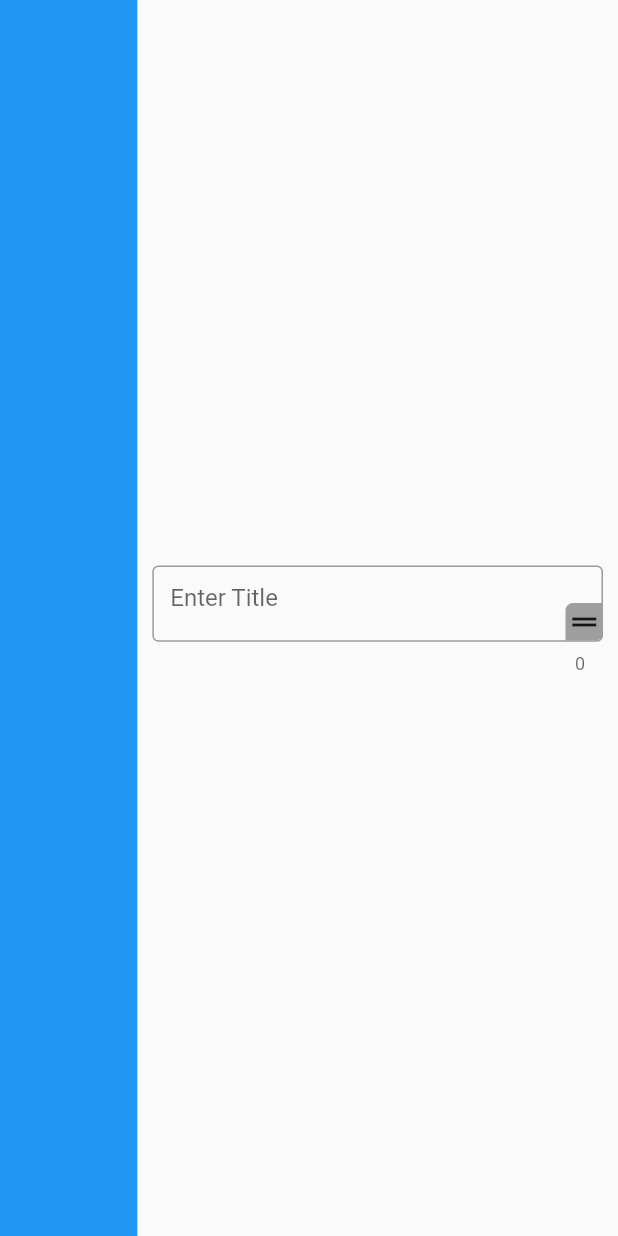
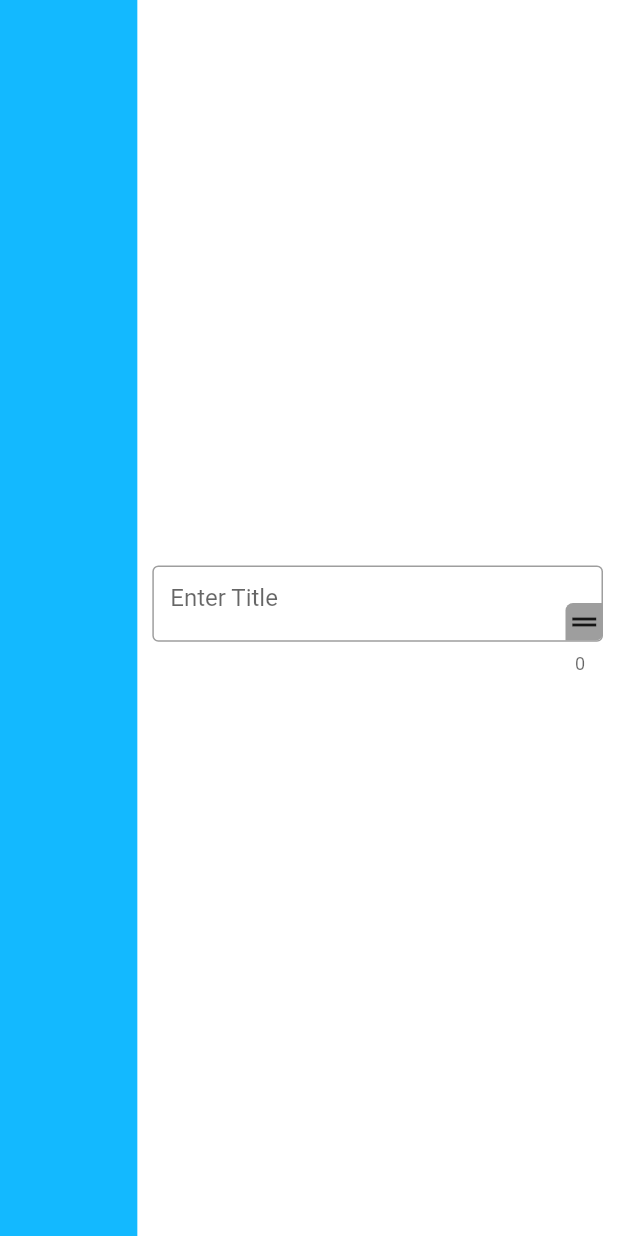
Before and after one commit to NonymousMorlock/chatGPT_conversation_logger, a Flutter app: the HomeScreen screen opened directly, on a phone screen of 412 x 824 dp. Run offline on Flutter 3.47's test engine with Material 2 defaults, Android fonts, the phone set to English and light mode, and no system bars; our stand-ins replace bloc, dartz, equatable, flutter_bloc, get_it, shared_preferences; missing offline and left inert: flutter_platform_alert, flutter_window_close, markdown_toolbar, markdown_widget, menu_bar; accounts and stored records are empty; generated files the repository leaves out were written again.

Commit message:
🌒 Theme: Themeing

```diff
--- a/database/conversations/conversations.json
+++ b/database/conversations/conversations.json
@@ -1 +1 @@
-{"1":{"id":"1","title":"Flutter app inactivity detection.","filePath":"database/collection/1.md","fileName":"1.md","createdDate":"2023-02-25T16:57:07.386","modifiedDate":"2023-03-10T11:10:48.675185"},"16776613380648191":{"id":"16776613380648191","title":"MSExcel Lecture - 1","filePath":"database/collection/16776613380648191","fileName":"16776613380648191","createdDate":"2023-03-01T09:02:18.065896","modifiedDate":"2023-03-10T10:40:18.759931"},"1678533893888721353":{"id":"1678533893888721353","title":"Flutter app password reset.","filePath":"database/collection/1678533893888721353","fileName":"1678533893888721353","createdDate":"2023-03-11T11:24:53.889868","modifiedDate":"2023-03-11T11:31:30.300076"}}
+{"1":{"id":"1","title":"Flutter app inactivity detection.","filePath":"database/collection/1.md","fileName":"1.md","createdDate":"2023-02-25T16:57:07.386","modifiedDate":"2023-03-10T11:10:48.675185"},"16776613380648191":{"id":"16776613380648191","title":"MSExcel Lecture - 1","filePath":"database/collection/16776613380648191","fileName":"16776613380648191","createdDate":"2023-03-01T09:02:18.065896","modifiedDate":"2023-03-10T10:40:18.759931"},"1678533893888721353":{"id":"1678533893888721353","title":"Flutter app password reset.","filePath":"database/collection/1678533893888721353","fileName":"1678533893888721353","createdDate":"2023-03-11T11:24:53.889868","modifiedDate":"2023-03-11T11:31:30.300076"},"167929083530283243":{"id":"167929083530283243","title":"Flutter-Firebase-Python Integration","filePath":"database/collection/167929083530283243","fileName":"167929083530283243","createdDate":"2023-03-20T05:40:35.303605","modifiedDate":"2023-03-20T05:53:43.455805"},"1679475698649259107":{"id":"1679475698649259107","title":"Fetching wallet data from the Binance API","filePath":"database/collection/1679475698649259107","fileName":"1679475698649259107","createdDate":"2023-03-22T09:01:38.651213","modifiedDate":"2023-03-22T09:32:05.817467"}}
--- a/lib/app/view/app.dart
+++ b/lib/app/view/app.dart
@@ -33,6 +33,7 @@ class App extends StatelessWidget {
               return MaterialApp(
                 navigatorKey: kNavigatorKey,
                 theme: ThemeData(
+                  scaffoldBackgroundColor: theme.backgroundColor,
                   appBarTheme: AppBarTheme(color: theme.appBarColor),
                   colorScheme: ColorScheme.fromSwatch(
                     accentColor: theme.accentColor,
--- a/lib/core/common/theme/cubit/theme_cubit.dart
+++ b/lib/core/common/theme/cubit/theme_cubit.dart
@@ -5,13 +5,21 @@ import 'package:flutter/material.dart';
 part 'theme_state.dart';
 
 class ThemeCubit extends Cubit<ThemeState> {
-  ThemeCubit({required this.isDarkMode}) : super(const ThemeStateDark());
 
-  final Future<bool> isDarkMode;
+  factory ThemeCubit({required Future<bool> isDarkMode}) {
+    _instance ??= ThemeCubit._(isDarkMode: isDarkMode);
+    return _instance!;
+  }
 
-  Future<void> initialize() async {
+  ThemeCubit._({required Future<bool> isDarkMode})
+      : super(const ThemeStateDark()) {
+    initialize(isDarkMode);
+  }
+  static ThemeCubit? _instance;
+
+  Future<void> initialize(Future<bool> isDarkMode) async {
     await isDarkMode.then(
-      (data) {
+          (data) {
         emit(
           data ? const ThemeStateDark() : const ThemeStateLight(),
         );
--- a/lib/core/common/theme/cubit/theme_state.dart
+++ b/lib/core/common/theme/cubit/theme_state.dart
@@ -5,13 +5,25 @@ abstract class ThemeState {
   Color get primaryTextColor;
   Color get appBarColor;
   Color get accentColor;
+  Color get sideRailColour;
+  Color get inactiveButtonColour;
+  Color get selectedItemColour;
   MaterialColor get primarySwatch;
 }
 
-class ThemeStateLight implements ThemeState {
-  const ThemeStateLight();
+class ThemeStateDark implements ThemeState {
+  const ThemeStateDark();
   @override
-  Color get backgroundColor => const Color(0xFF123456);
+  Color get backgroundColor => const Color(0xFF202123);
+
+  @override
+  Color get sideRailColour => const Color(0xFF343541);
+
+  @override
+  Color get inactiveButtonColour => const Color(0xFF343541);
+
+  @override
+  Color get selectedItemColour => const Color(0xFF202123);
 
   @override
   Color get primaryTextColor => const Color(0xFFEEEEEE);
@@ -26,20 +38,29 @@ class ThemeStateLight implements ThemeState {
   MaterialColor get primarySwatch => Colors.blue;
 }
 
-class ThemeStateDark implements ThemeState {
-  const ThemeStateDark();
+class ThemeStateLight implements ThemeState {
+  const ThemeStateLight();
   @override
   Color get backgroundColor => const Color(0xFFFFFFFF);
+
+  @override
+  Color get sideRailColour => const Color(0xFF13B9FF);
 
   @override
   Color get primaryTextColor => const Color(0xFF000000);
 
   @override
-  Color get appBarColor => const Color(0xFF000000);
+  Color get appBarColor => const Color(0xFF13B9FF);
 
   @override
-  Color get accentColor => const Color(0xFF000000);
+  Color get accentColor => const Color(0xFF13B9FF);
 
   @override
   MaterialColor get primarySwatch => Colors.grey;
+
+  @override
+  Color get inactiveButtonColour => const Color(0xFF9E9E9E);
+
+  @override
+  Color get selectedItemColour => const Color(0xFF0D47A1);
 }
--- a/lib/src/home/presentation/components/resizable_text_field.dart
+++ b/lib/src/home/presentation/components/resizable_text_field.dart
@@ -1,5 +1,8 @@
+import 'package:conversation_log/core/common/theme/cubit/theme_cubit.dart';
+import 'package:conversation_log/core/common/theme/cubit/theme_cubit.dart';
 import 'package:conversation_log/src/home/presentation/app/providers/home_provider.dart';
 import 'package:flutter/material.dart';
+import 'package:flutter_bloc/flutter_bloc.dart';
 import 'package:provider/provider.dart';
 
 class ResizableTextField extends StatefulWidget {
@@ -22,8 +25,13 @@ class _ResizableTextFieldState extends State<ResizableTextField> {
           height: provider.height,
           child: Stack(
             children: [
-              TextField(
+              BlocBuilder<ThemeCubit, ThemeState>(
+                builder: (context, state) {
+                  return TextField(
                     textAlignVertical: TextAlignVertical.top,
+                    style: state is ThemeStateDark
+                        ? const TextStyle(color: Colors.white)
+                        : null,
                     controller: provider.controller,
                     focusNode: provider.focus,
                     expands: true,
@@ -33,6 +41,8 @@ class _ResizableTextFieldState extends State<ResizableTextField> {
                       hintText: provider.hint,
                       border: const OutlineInputBorder(),
                     ),
+                  );
+                },
               ),
               Positioned(
                 bottom: 20,
--- a/lib/src/home/presentation/components/side_rail.dart
+++ b/lib/src/home/presentation/components/side_rail.dart
@@ -1,3 +1,4 @@
+import 'package:conversation_log/core/common/theme/theme.dart';
 import 'package:conversation_log/core/utils/functions.dart';
 import 'package:conversation_log/src/home/presentation/app/bloc/conversation_bloc.dart';
 import 'package:conversation_log/src/home/presentation/app/providers/home_provider.dart';
@@ -17,10 +18,12 @@ class _SideRailState extends State<SideRail> {
   Widget build(BuildContext context) {
     return BlocBuilder<ConversationBloc, ConversationState>(
       builder: (_, state) {
+        return BlocBuilder<ThemeCubit, ThemeState>(
+          builder: (context, themeState) {
             return Consumer<HomeProvider>(
               builder: (_, provider, __) {
                 return ColoredBox(
-              color: Colors.blue,
+                  color: themeState.sideRailColour,
                   child: ListView.builder(
                     itemCount: state is ConversationsLoaded
                         ? state.conversations.length
@@ -30,8 +33,8 @@ class _SideRailState extends State<SideRail> {
                       final conversation = state.conversations[index];
                       return ColoredBox(
                         color: provider.currentConversation == conversation
-                        ? Colors.blue[900]!
-                        : Colors.blue,
+                            ? themeState.selectedItemColour
+                            : themeState.sideRailColour,
                         child: ListTile(
                           minLeadingWidth: 0,
                           minVerticalPadding: 0,
@@ -42,7 +45,8 @@ class _SideRailState extends State<SideRail> {
                           ),
                           title: provider.editTitle == conversation.id
                               ? Padding(
-                              padding: const EdgeInsets.symmetric(vertical: 5),
+                                  padding:
+                                      const EdgeInsets.symmetric(vertical: 5),
                                   child: TextField(
                                     autofocus: true,
                                     style: const TextStyle(
@@ -61,10 +65,16 @@ class _SideRailState extends State<SideRail> {
                                           color: Colors.white,
                                         ),
                                       ),
+                                      // focusedBorder: OutlineInputBorder(
+                                      //   borderSide: BorderSide(
+                                      //     color: Colors.white,
+                                      //   ),
+                                      // ),
                                       hintText: 'Enter title',
                                     ),
                                     onSubmitted: (val) {
-                                  if (val.trim() == conversation.title.trim()) {
+                                      if (val.trim() ==
+                                          conversation.title.trim()) {
                                         provider.resetEditTitle();
                                         return;
                                       }
@@ -127,7 +137,8 @@ class _SideRailState extends State<SideRail> {
                                     IconButton(
                                       onPressed: () async {
                                         if (await showPlatformDialog(
-                                      text: 'This will delete the conversation '
+                                          text:
+                                              'This will delete the conversation '
                                               'and all its messages.',
                                           positiveButtonTitle: 'Delete',
                                         )) {
@@ -158,5 +169,7 @@ class _SideRailState extends State<SideRail> {
             );
           },
         );
+      },
+    );
   }
 }
--- a/lib/src/home/presentation/views/log_view.dart
+++ b/lib/src/home/presentation/views/log_view.dart
@@ -1,8 +1,10 @@
+import 'package:conversation_log/core/common/theme/theme.dart';
 import 'package:conversation_log/src/home/presentation/app/bloc/conversation_bloc.dart';
 import 'package:conversation_log/src/home/presentation/app/providers/home_provider.dart';
 import 'package:conversation_log/src/home/presentation/components/resizable_text_field.dart';
 import 'package:conversation_log/src/home/presentation/components/tool_bar.dart';
 import 'package:flutter/material.dart';
+import 'package:flutter_bloc/flutter_bloc.dart';
 import 'package:provider/provider.dart';
 
 class LogView extends StatefulWidget {
@@ -43,6 +45,8 @@ class _LogViewState extends State<LogView> {
   Widget build(BuildContext context) {
     return Consumer<HomeProvider>(
       builder: (_, provider, __) {
+        return BlocBuilder<ThemeCubit, ThemeState>(
+          builder: (context, themeState) {
             return SingleChildScrollView(
               child: Column(
                 children: [
@@ -61,7 +65,7 @@ class _LogViewState extends State<LogView> {
                             ),
                             backgroundColor: provider.sender == Sender.ME
                                 ? Colors.blue
-                            : Colors.grey,
+                                : themeState.inactiveButtonColour,
                             minimumSize: const Size(70, 41),
                           ),
                           onPressed: () {
@@ -77,7 +81,7 @@ class _LogViewState extends State<LogView> {
                             ),
                             backgroundColor: provider.sender == Sender.CHATBOT
                                 ? Colors.blue
-                            : Colors.grey,
+                                : themeState.inactiveButtonColour,
                             minimumSize: const Size(70, 41),
                           ),
                           onPressed: () {
@@ -93,5 +97,7 @@ class _LogViewState extends State<LogView> {
             );
           },
         );
+      },
+    );
   }
 }
```
Also changed, not shown: lib/core/services/injection_container.dart (+32 -1 lines), lib/src/home/presentation/views/conversation_view.dart (+32 -2 lines), 2 other files. Lines whose indentation alone changed are shown as unchanged.
